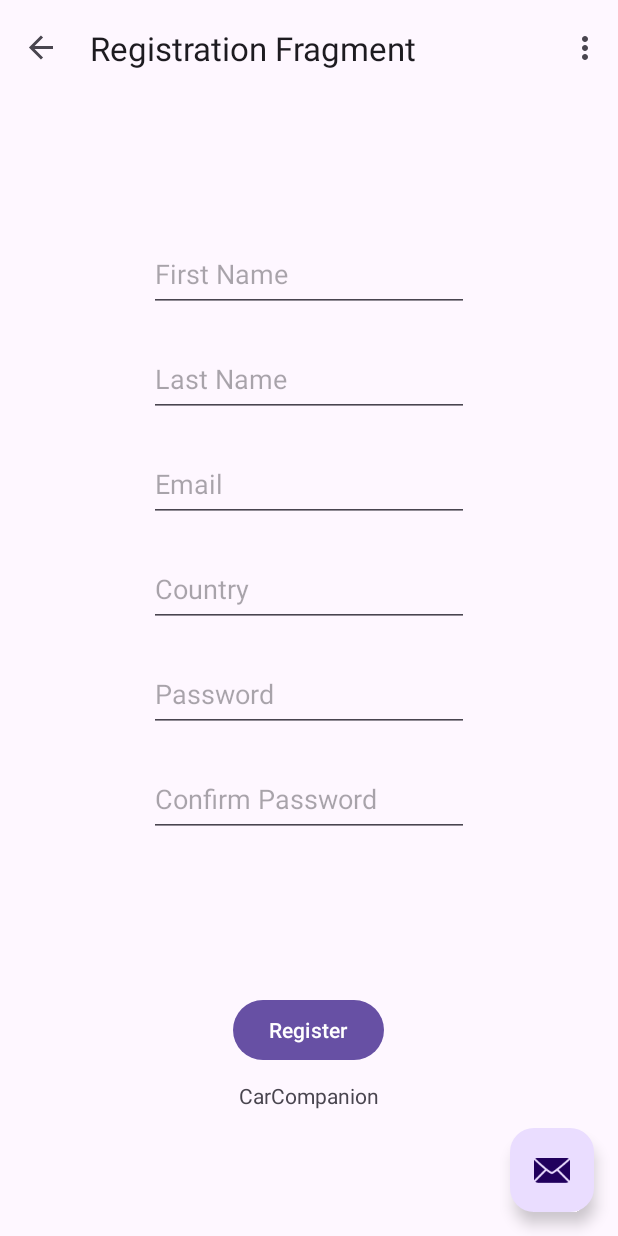
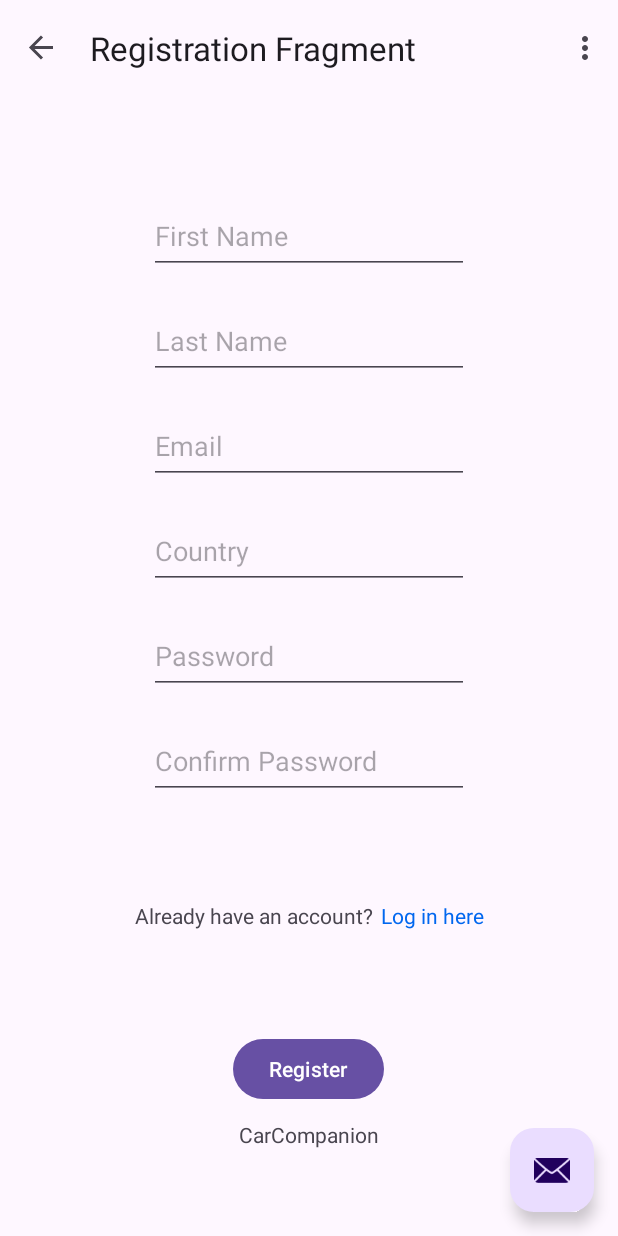
Before and after one commit to car-companion/android, an Android app: the RegistrationFragment screen opened through its navigation route, on a phone screen of 412 x 824 dp. Run offline under Robolectric (Android 15) with nearby library versions, the phone set to English and light mode, and no system bars; our stand-ins replace navigation-ui.

Commit message:
Add 'go to login' link to register fragment

```diff
--- a/app/src/main/java/com/dsd/carcompanion/RegistrationFragment.kt
+++ b/app/src/main/java/com/dsd/carcompanion/RegistrationFragment.kt
@@ -77,6 +77,10 @@ class RegistrationFragment : Fragment() {
                 binding.textViewRegistrationInfo.setText("$firstName $lastName\n$email\n$country\n$password\n$confirmPassword")
             }
         }
+
+        binding.textViewToLogin.setOnClickListener {
+            Toast.makeText(this.context, "Going to Login Fragment", Toast.LENGTH_SHORT).show()
+        }
     }
 
     override fun onDestroyView() {
--- a/app/src/main/res/layout/fragment_registration.xml
+++ b/app/src/main/res/layout/fragment_registration.xml
@@ -6,11 +6,11 @@
     android:layout_height="match_parent">
 
     <LinearLayout
-        android:id="@+id/linearLayout"
+        android:id="@+id/linearLayoutForm"
         android:layout_width="wrap_content"
         android:layout_height="wrap_content"
         android:orientation="vertical"
-        app:layout_constraintBottom_toTopOf="@id/linearLayout2"
+        app:layout_constraintBottom_toTopOf="@id/linearLayoutToLogin"
         app:layout_constraintEnd_toEndOf="parent"
         app:layout_constraintStart_toStartOf="parent"
         app:layout_constraintTop_toTopOf="parent">
@@ -83,7 +83,35 @@
     </LinearLayout>
 
     <LinearLayout
-        android:id="@+id/linearLayout2"
+        android:id="@+id/linearLayoutToLogin"
+        android:layout_width="wrap_content"
+        android:layout_height="wrap_content"
+        android:orientation="horizontal"
+        app:layout_constraintEnd_toEndOf="parent"
+        app:layout_constraintStart_toStartOf="parent"
+        app:layout_constraintBottom_toTopOf="@id/linearLayoutSubmit"
+        app:layout_constraintTop_toBottomOf="@id/linearLayoutForm">
+
+        <TextView
+            android:layout_width="wrap_content"
+            android:layout_height="wrap_content"
+            android:text="@string/already_registered"/>
+
+        <Space
+            android:layout_width="4dp"
+            android:layout_height="wrap_content"/>
+
+        <TextView
+            android:id="@+id/textViewToLogin"
+            android:layout_width="wrap_content"
+            android:layout_height="wrap_content"
+            android:text="@string/go_to_login"
+            android:textColor="@color/link"/>
+
+    </LinearLayout>
+
+    <LinearLayout
+        android:id="@+id/linearLayoutSubmit"
         android:layout_width="match_parent"
         android:layout_height="wrap_content"
         android:orientation="vertical"
@@ -91,7 +119,7 @@
         app:layout_constraintBottom_toBottomOf="parent"
         app:layout_constraintEnd_toEndOf="parent"
         app:layout_constraintStart_toStartOf="parent"
-        app:layout_constraintTop_toBottomOf="@+id/linearLayout">
+        app:layout_constraintTop_toBottomOf="@+id/linearLayoutToLogin">
 
         <Button
             android:id="@+id/buttonRegister"
--- a/app/src/main/res/values/colors.xml
+++ b/app/src/main/res/values/colors.xml
@@ -2,4 +2,5 @@
 <resources>
     <color name="black">#FF000000</color>
     <color name="white">#FFFFFFFF</color>
+    <color name="link">#0067EF</color>
 </resources>
--- a/app/src/main/res/values/strings.xml
+++ b/app/src/main/res/values/strings.xml
@@ -53,4 +53,6 @@
     <string name="country_hint">Country</string>
     <string name="pw_hint">Password</string>
     <string name="confirm_pw_hint">Confirm Password</string>
+    <string name="already_registered">Already have an account?\t</string>
+    <string name="go_to_login">Log in here</string>
 </resources>
```
